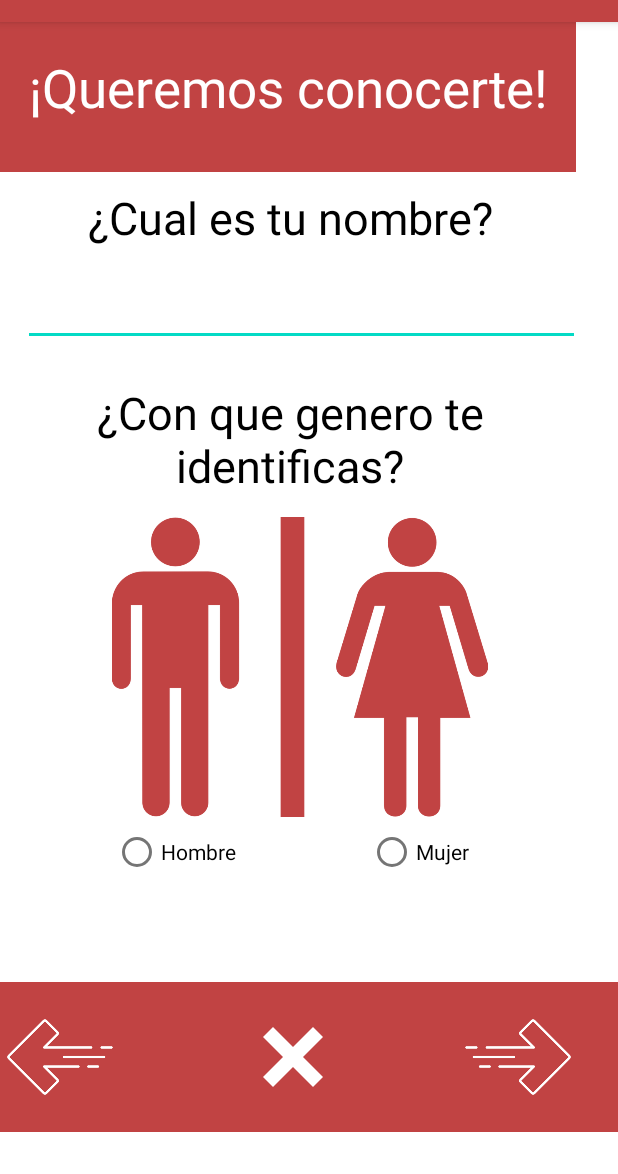
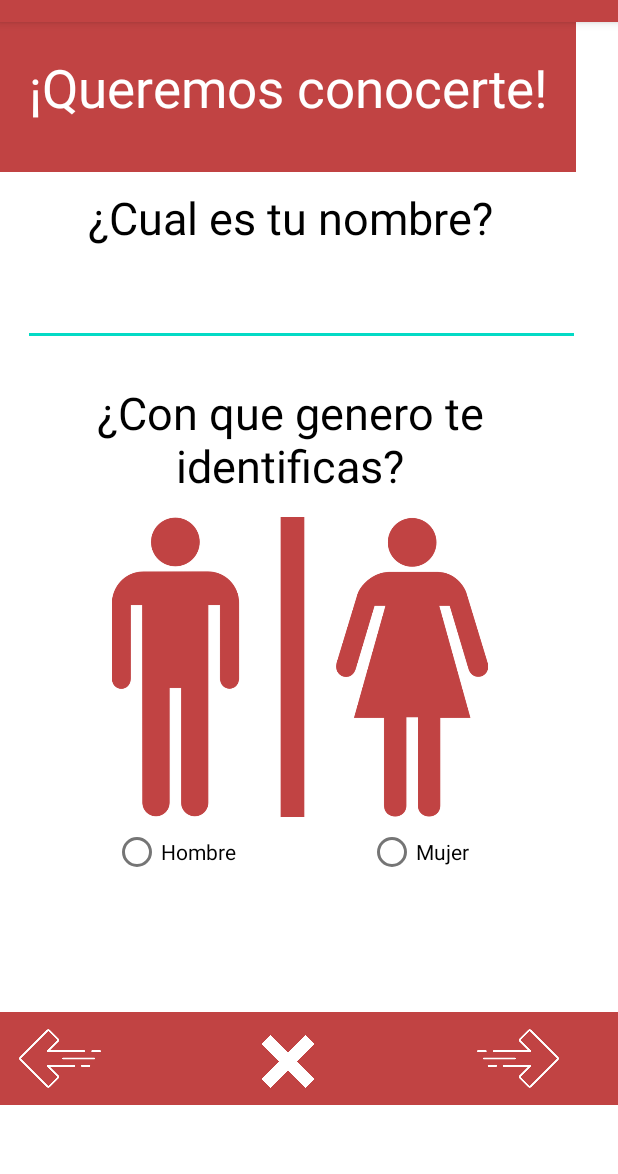
Before and after one commit to samilr/ImageGeneratorAndroid, an Android app: the screen it shows after launch (UserInfo), after a tap on an icon or button, on a phone screen of 412 x 824 dp, the part 62-1236 px from its top. Run offline under Robolectric (Android 15) with nearby library versions, the light colour scheme and no system bars; 2 statements that could not run were skipped; 2 other taps on this screen came first.

Commit message:
-Custom Reflection

```diff
--- a/app/src/main/java/com/example/tareaintent/Images.java
+++ b/app/src/main/java/com/example/tareaintent/Images.java
@@ -23,7 +23,7 @@ public class Images extends AppCompatActivity {
     TextView tvName, tvFrases;
     ImageView imgV, imgShare;
     FrameLayout flSuperacion, flPhrases;
-    String gender, selectionCategory, txtSelected;
+    String gender, selectionCategory, txtSelected, user;
     int[] menPhrases, womenPhrases;
     String [] menRefletion, womenRefletion;
 
@@ -74,7 +74,8 @@ public class Images extends AppCompatActivity {
 
     public void getInfoFromUserInfo(){
         Bundle getName = getIntent().getExtras();
-        tvName.setText(getName.getString("nombre"));
+        user = getName.getString("nombre");
+        tvName.setText("Hola, " + user);
 
         Bundle getGender = getIntent().getExtras();
         gender = getGender.getString("gender");
@@ -97,7 +98,7 @@ public class Images extends AppCompatActivity {
             case "reflexion":
                 Intent sendIntent = new Intent();
                 sendIntent.setAction(Intent.ACTION_SEND);
-                sendIntent.putExtra(Intent.EXTRA_TEXT, txtSelected+"\n\n -Share from SG APP");
+                sendIntent.putExtra(Intent.EXTRA_TEXT,  "¡Hola! "+user+" quiere compartir esta reflexion contigo.        \n\n" + txtSelected+"\n\n -Share from SG APP");
                 sendIntent.setType("text/plain");
                 Intent shareIntent = Intent.createChooser(sendIntent, null);
                 startActivity(shareIntent);
--- a/app/src/main/java/com/example/tareaintent/UserInfo.java
+++ b/app/src/main/java/com/example/tareaintent/UserInfo.java
@@ -47,7 +47,7 @@ public class UserInfo extends AppCompatActivity {
             String genderSelected = rbGender.getText().toString();
             Intent intent = new Intent(this, Images.class);
             intent.putExtra("gender",genderSelected);
-            intent.putExtra("nombre","Hola, "+nombre);
+            intent.putExtra("nombre",nombre);
             startActivity(intent);
         } else {
             Toast.makeText(this, "Complete todos los campos",
--- a/app/src/main/res/layout/activity_user_info.xml
+++ b/app/src/main/res/layout/activity_user_info.xml
@@ -90,8 +90,8 @@
 
     <FrameLayout
         android:layout_width="match_parent"
-        android:layout_height="100dp"
-        android:layout_marginTop="640dp"
+        android:layout_height="62dp"
+        android:layout_marginTop="660dp"
         android:background="@color/red">
 
         <ImageView
@@ -113,10 +113,10 @@
 
         <ImageView
             android:id="@+id/imgExitApp"
+            android:layout_marginTop="15dp"
             android:layout_width="80dp"
-            android:layout_height="40dp"
-            android:layout_marginLeft="155dp"
-            android:layout_marginTop="30dp"
+            android:layout_height="35dp"
+            android:layout_marginLeft="152dp"
             android:layout_weight="1"
             android:onClick="ExitAppFromUserInfo"
             app:srcCompat="@drawable/x" />
```
Also changed, not shown: app/src/main/res/layout/activity_images.xml (+6 -5 lines), app/src/main/res/layout/activity_main.xml (+5 -10 lines).
